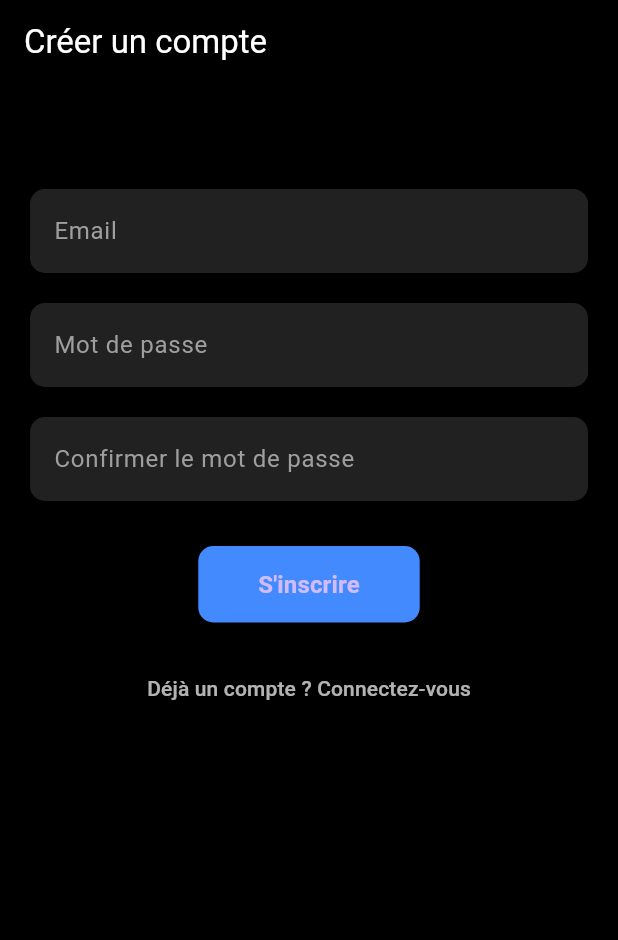
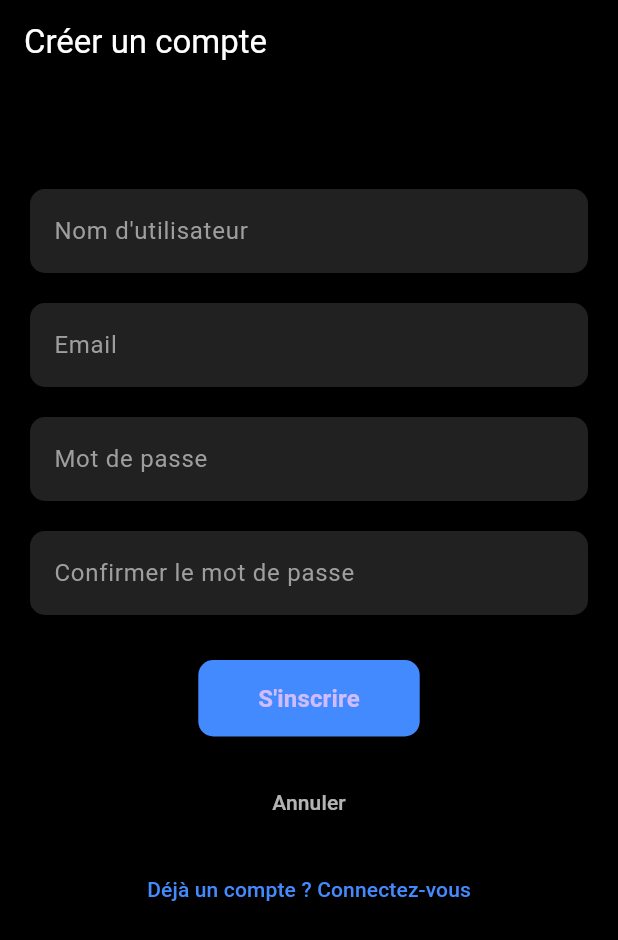
Before and after one commit to Abyss-Jaegernaut/Empire-of-movies, a Flutter app: the RegisterPage screen opened by its route, on a phone screen of 412 x 824 dp. Shown: the top 940 px of the screen. Run offline on Flutter 3.47's test engine with Material 3 defaults, Android fonts, the phone set to English and light mode, and no system bars; our stand-ins replace cloud_firestore, firebase_core, go_router; accounts and stored records are empty.

Commit message:
Ajout de nouvelles fonctionnalités / correction de bugs

```diff
--- a/lib/models/user.dart
+++ b/lib/models/user.dart
@@ -5,12 +5,14 @@ enum UserRole { user, moderator, admin, superAdmin }
 
 class AppUser {
   final String id;
+  final String username; // ✅ Ajout du champ nom d'utilisateur
   final String email;
   final String hashedPassword;
   final UserRole role;
 
   AppUser({
     required this.id,
+    required this.username, // ✅ Ajout ici
     required this.email,
     required this.hashedPassword,
     this.role = UserRole.user,
@@ -31,6 +33,7 @@ class AppUser {
   // Méthode pratique pour créer un utilisateur directement depuis le mot de passe clair
   factory AppUser.create({
     required String id,
+    required String username, // ✅ Ajout ici
     required String email,
     required String password,
     required String salt,
@@ -38,6 +41,7 @@ class AppUser {
   }) {
     return AppUser(
       id: id,
+      username: username, // ✅ Ajout ici
       email: email,
       hashedPassword: hashPassword(password, salt),
       role: role,
--- a/lib/pages/register.dart
+++ b/lib/pages/register.dart
@@ -11,6 +11,7 @@ class RegisterPage extends StatefulWidget {
 }
 
 class _RegisterPageState extends State<RegisterPage> {
+  final TextEditingController _usernameController = TextEditingController();
   final TextEditingController _emailController = TextEditingController();
   final TextEditingController _passwordController = TextEditingController();
   final TextEditingController _confirmPasswordController =
@@ -28,10 +29,11 @@ class _RegisterPageState extends State<RegisterPage> {
       }
       try {
         Provider.of<AuthProvider>(context, listen: false).register(
+          _usernameController.text, // Nom d'utilisateur ajouté
           _emailController.text,
           _passwordController.text,
         );
-        context.goNamed('home');
+        context.go('/home'); // ✅ Redirection vers l'accueil après l'inscription
       } catch (e) {
         ScaffoldMessenger.of(context).showSnackBar(
           SnackBar(content: Text(e.toString())),
@@ -43,7 +45,7 @@ class _RegisterPageState extends State<RegisterPage> {
   @override
   Widget build(BuildContext context) {
     return Scaffold(
-      backgroundColor: Colors.black,
+      backgroundColor: Colors.black, // ✅ Fond noir
       appBar: AppBar(
         backgroundColor: Colors.black,
         title: const Text("Créer un compte",
@@ -56,6 +58,24 @@ class _RegisterPageState extends State<RegisterPage> {
           child: Column(
             children: [
               const SizedBox(height: 50),
+              TextFormField(
+                controller: _usernameController,
+                style: const TextStyle(color: Colors.white),
+                decoration: InputDecoration(
+                  labelText: "Nom d'utilisateur",
+                  labelStyle: const TextStyle(color: Colors.grey),
+                  filled: true,
+                  fillColor: Colors.grey[900],
+                  border: OutlineInputBorder(
+                    borderRadius: BorderRadius.circular(10),
+                    borderSide: BorderSide.none,
+                  ),
+                ),
+                validator: (value) => value == null || value.isEmpty
+                    ? "Veuillez saisir un nom d'utilisateur"
+                    : null,
+              ),
+              const SizedBox(height: 20),
               TextFormField(
                 controller: _emailController,
                 style: const TextStyle(color: Colors.white),
@@ -90,10 +110,12 @@ class _RegisterPageState extends State<RegisterPage> {
                 ),
                 obscureText: true,
                 validator: (value) {
-                  if (value == null || value.isEmpty)
+                  if (value == null || value.isEmpty) {
                     return "Veuillez saisir votre mot de passe";
-                  if (value.length < 6)
+                  }
+                  if (value.length < 6) {
                     return "Le mot de passe doit contenir au moins 6 caractères";
+                  }
                   return null;
                 },
               ),
@@ -123,7 +145,8 @@ class _RegisterPageState extends State<RegisterPage> {
                   padding:
                       const EdgeInsets.symmetric(horizontal: 40, vertical: 14),
                   shape: RoundedRectangleBorder(
-                      borderRadius: BorderRadius.circular(10)),
+                    borderRadius: BorderRadius.circular(10),
+                  ),
                 ),
                 onPressed: _register,
                 child: const Text(
@@ -133,10 +156,24 @@ class _RegisterPageState extends State<RegisterPage> {
               ),
               const SizedBox(height: 20),
               TextButton(
-                onPressed: () => context.goNamed('login'),
+                onPressed: () {
+                  if (Navigator.of(context).canPop()) {
+                    Navigator.of(context).pop(); // ✅ Ferme la page si possible
+                  } else {
+                    context.go('/login'); // ✅ Sinon, redirige vers la connexion
+                  }
+                },
+                child: const Text(
+                  "Annuler",
+                  style: TextStyle(color: Colors.white70),
+                ),
+              ),
+              const SizedBox(height: 10),
+              TextButton(
+                onPressed: () => context.go('/login'),
                 child: const Text(
                   "Déjà un compte ? Connectez-vous",
-                  style: TextStyle(color: Colors.white70),
+                  style: TextStyle(color: Colors.blueAccent),
                 ),
               ),
             ],
--- a/lib/providers/auth_provider.dart
+++ b/lib/providers/auth_provider.dart
@@ -30,13 +30,14 @@ class AuthProvider extends ChangeNotifier {
     notifyListeners();
   }
 
-  void register(String email, String password) {
+  void register(String username, String email, String password) {
     if (_userDatabase.containsKey(email)) {
       throw Exception("Cet email est déjà utilisé.");
     }
 
     final newUser = AppUser.create(
       id: _uuid.v4(),
+      username: username, // ✅ Ajout du nom d'utilisateur
       email: email,
       password: password,
       salt: email,
@@ -49,6 +50,7 @@ class AuthProvider extends ChangeNotifier {
   }
 
   void createAdminAccount({
+    required String username,
     required String email,
     required String password,
     required UserRole role,
@@ -63,6 +65,7 @@ class AuthProvider extends ChangeNotifier {
 
     final newAdmin = AppUser.create(
       id: _uuid.v4(),
+      username: username, // ✅ Ajout du nom d'utilisateur
       email: email,
       password: password,
       salt: email,
@@ -80,6 +83,7 @@ class AuthProvider extends ChangeNotifier {
     final user = _userDatabase[email]!;
     final updatedUser = AppUser(
       id: user.id,
+      username: user.username, // ✅ Conservation du nom d'utilisateur
       email: email,
       hashedPassword: AppUser.hashPassword(newPassword, email),
       role: userDatabase[email]!.role,
--- a/lib/router.dart
+++ b/lib/router.dart
@@ -1,82 +1,50 @@
+import 'package:flutter/material.dart';
 import 'package:go_router/go_router.dart';
-import 'package:provider/provider.dart';
-import 'providers/auth_provider.dart';
-import 'models/user.dart';
+import 'package:my_porn/pages/add_video.dart';
+import 'package:my_porn/widgets/side_menu.dart';
+import 'pages/splash_screen.dart';
 import 'pages/age_verification.dart';
-import 'pages/splash_screen.dart';
+import 'pages/home.dart';
+import 'pages/category_page.dart';
 import 'pages/login.dart';
 import 'pages/register.dart';
-import 'pages/home.dart';
-import 'pages/film_details.dart';
-import 'pages/admin_dashboard.dart';
-import 'pages/add_video.dart';
-import 'pages/category_page.dart';
 
 class AppRouter {
   static final GoRouter router = GoRouter(
-    initialLocation: '/age',
+    initialLocation: '/age', // ✅ Vérification de l'âge en premier
     routes: [
       GoRoute(
         path: '/age',
-        name: 'age',
         builder: (context, state) => const AgeVerificationPage(),
       ),
       GoRoute(
         path: '/splash',
-        name: 'splash',
         builder: (context, state) => const SplashScreen(),
       ),
       GoRoute(
+        path: '/home',
+        builder: (context, state) => const HomePage(),
+      ),
+      GoRoute(
+        path: '/category/:name',
+        builder: (context, state) =>
+            CategoryPage(category: state.pathParameters['name']!),
+      ),
+      GoRoute(
         path: '/login',
-        name: 'login',
         builder: (context, state) => const LoginDialog(),
       ),
       GoRoute(
         path: '/register',
-        name: 'register',
         builder: (context, state) => const RegisterPage(),
       ),
       GoRoute(
-        path: '/home',
-        name: 'home',
-        builder: (context, state) => const HomePage(),
-      ),
-      GoRoute(
-        path: '/film/:id',
-        name: 'filmDetails',
-        builder: (context, state) => FilmDetailsPage(
-          filmId: state.pathParameters['id']!,
-          movieId: '',
-        ),
-      ),
-      GoRoute(
-        path: '/admin',
-        name: 'admin',
-        builder: (context, state) {
-          final auth = Provider.of<AuthProvider>(context, listen: false);
-          if (auth.currentUser == null ||
-              auth.currentUser!.role == UserRole.user) {
-            return const HomePage();
-          }
-          return const AdminDashboard();
-        },
+        path: '/SideMenu',
+        builder: (context, state) => const SideMenu(),
       ),
       GoRoute(
         path: '/add_video',
-        name: 'add_video',
-        builder: (context, state) {
-          final auth = Provider.of<AuthProvider>(context, listen: false);
-          if (auth.currentUser == null) {
-            return const LoginDialog();
-          }
-          return const AddVideoPage();
-        },
-      ),
-      GoRoute(
-        path: '/category/:name',
-        name: 'category',
-        builder: (context, state) =>
-            CategoryPage(category: state.pathParameters['name']!),
+        builder: (context, state) => const AddVideoPage(),
       ),
     ],
   );
```
Also changed, not shown: lib/pages/category_page.dart (+12 -4 lines), lib/pages/home.dart (+10 -18 lines), lib/pages/login.dart (+44 -8 lines), lib/widgets/side_menu.dart (+19 -8 lines).
